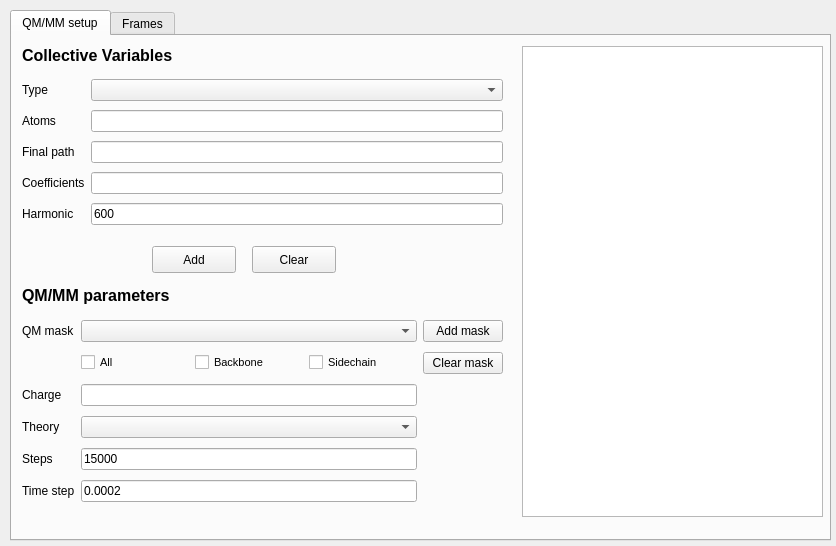
Before: the Qt Designer form ui_files/simula_input.ui in CAMDgraz/SmarTSzyme_plugin, drawn with Qt 5.
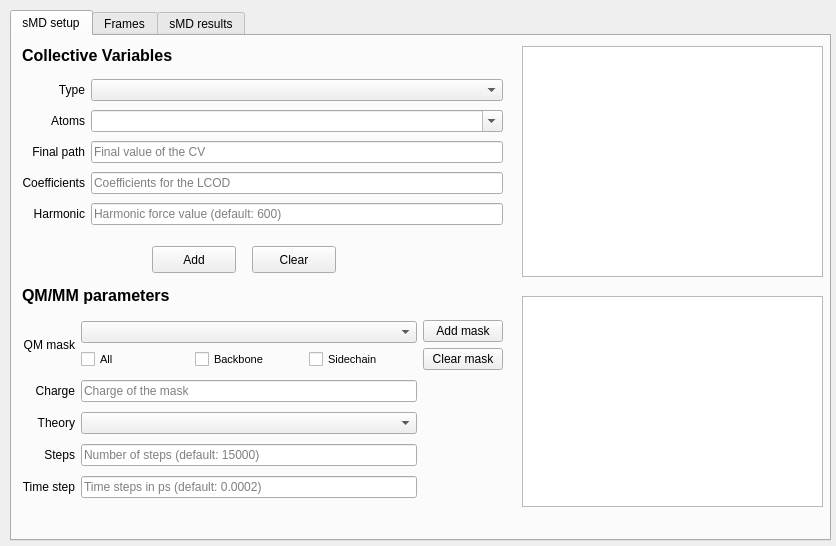
After: the same form once the commit is applied.

```diff
--- a/ui_files/simula_input.ui
+++ b/ui_files/simula_input.ui
@@ -27,7 +27,7 @@
    </property>
    <widget class="QWidget" name="tab_cv">
     <attribute name="title">
-     <string>QM/MM setup</string>
+     <string>sMD setup</string>
     </attribute>
     <widget class="QPlainTextEdit" name="edit_show1">
      <property name="enabled">
@@ -38,7 +38,7 @@
        <x>510</x>
        <y>10</y>
        <width>301</width>
-       <height>471</height>
+       <height>231</height>
       </rect>
      </property>
     </widget>
@@ -76,6 +76,9 @@
         <property name="text">
          <string>Final path</string>
         </property>
+        <property name="alignment">
+         <set>Qt::AlignRight|Qt::AlignTrailing|Qt::AlignVCenter</set>
+        </property>
        </widget>
       </item>
       <item row="1" column="0">
@@ -83,6 +86,9 @@
         <property name="text">
          <string>Atoms</string>
         </property>
+        <property name="alignment">
+         <set>Qt::AlignRight|Qt::AlignTrailing|Qt::AlignVCenter</set>
+        </property>
        </widget>
       </item>
       <item row="4" column="0">
@@ -90,6 +96,9 @@
         <property name="text">
          <string>Harmonic</string>
         </property>
+        <property name="alignment">
+         <set>Qt::AlignRight|Qt::AlignTrailing|Qt::AlignVCenter</set>
+        </property>
        </widget>
       </item>
       <item row="0" column="0">
@@ -97,6 +106,9 @@
         <property name="text">
          <string>Type</string>
         </property>
+        <property name="alignment">
+         <set>Qt::AlignRight|Qt::AlignTrailing|Qt::AlignVCenter</set>
+        </property>
        </widget>
       </item>
       <item row="3" column="0">
@@ -104,27 +116,45 @@
         <property name="text">
          <string>Coefficients</string>
         </property>
+        <property name="alignment">
+         <set>Qt::AlignRight|Qt::AlignTrailing|Qt::AlignVCenter</set>
+        </property>
        </widget>
       </item>
-      <item row="1" column="1">
-       <widget class="QLineEdit" name="edit_atoms"/>
-      </item>
       <item row="2" column="1">
-       <widget class="QLineEdit" name="edit_path"/>
+       <widget class="QLineEdit" name="edit_path">
+        <property name="placeholderText">
+         <string>Final value of the CV</string>
+        </property>
+       </widget>
       </item>
       <item row="3" column="1">
-       <widget class="QLineEdit" name="edit_coeff"/>
+       <widget class="QLineEdit" name="edit_coeff">
+        <property name="placeholderText">
+         <string>Coefficients for the LCOD</string>
+        </property>
+       </widget>
       </item>
       <item row="4" column="1">
        <widget class="QLineEdit" name="edit_harm">
         <property name="text">
-         <string>600</string>
+         <string/>
+        </property>
+        <property name="placeholderText">
+         <string>Harmonic force value (default: 600)</string>
         </property>
        </widget>
       </item>
       <item row="0" column="1">
        <widget class="QComboBox" name="combo_cvtype"/>
       </item>
+      <item row="1" column="1">
+       <widget class="QComboBox" name="combo_atoms1">
+        <property name="editable">
+         <bool>true</bool>
+        </property>
+       </widget>
+      </item>
      </layout>
     </widget>
     <widget class="QPushButton" name="button_add1">
@@ -182,120 +212,166 @@
       </rect>
      </property>
      <layout class="QGridLayout" name="gridLayout_2">
-      <item row="4" column="1">
+      <item row="0" column="0">
+       <widget class="QLabel" name="label_11">
+        <property name="text">
+         <string>QM mask</string>
+        </property>
+        <property name="alignment">
+         <set>Qt::AlignRight|Qt::AlignTrailing|Qt::AlignVCenter</set>
+        </property>
+       </widget>
+      </item>
+      <item row="5" column="1">
        <widget class="QLineEdit" name="edit_steps">
         <property name="text">
-         <string>15000</string>
+         <string/>
+        </property>
+        <property name="placeholderText">
+         <string>Number of steps (default: 15000)</string>
         </property>
        </widget>
       </item>
-      <item row="1" column="1">
-       <layout class="QHBoxLayout" name="horizontalLayout_2">
-        <item>
-         <widget class="QCheckBox" name="checkBox_all">
-          <property name="font">
-           <font>
-            <pointsize>8</pointsize>
-           </font>
-          </property>
-          <property name="text">
-           <string>All</string>
-          </property>
-         </widget>
-        </item>
-        <item>
-         <widget class="QCheckBox" name="checkBox_backbone">
-          <property name="font">
-           <font>
-            <pointsize>8</pointsize>
-           </font>
-          </property>
-          <property name="text">
-           <string>Backbone</string>
-          </property>
-         </widget>
-        </item>
-        <item>
-         <widget class="QCheckBox" name="checkBox_sidechain">
-          <property name="font">
-           <font>
-            <pointsize>8</pointsize>
-           </font>
-          </property>
-          <property name="text">
-           <string>Sidechain</string>
-          </property>
-         </widget>
-        </item>
-       </layout>
-      </item>
-      <item row="5" column="0">
+      <item row="6" column="0">
        <widget class="QLabel" name="label_18">
         <property name="text">
          <string>Time step</string>
         </property>
-       </widget>
-      </item>
-      <item row="0" column="0">
-       <widget class="QLabel" name="label_11">
-        <property name="text">
-         <string>QM mask</string>
+        <property name="alignment">
+         <set>Qt::AlignRight|Qt::AlignTrailing|Qt::AlignVCenter</set>
         </property>
        </widget>
       </item>
       <item row="4" column="0">
-       <widget class="QLabel" name="label_12">
-        <property name="text">
-         <string>Steps</string>
-        </property>
-       </widget>
-      </item>
-      <item row="2" column="0">
-       <widget class="QLabel" name="label_9">
-        <property name="text">
-         <string>Charge</string>
-        </property>
-       </widget>
-      </item>
-      <item row="2" column="1">
-       <widget class="QLineEdit" name="edit_charge"/>
-      </item>
-      <item row="3" column="0">
        <widget class="QLabel" name="label_8">
         <property name="text">
          <string>Theory</string>
         </property>
+        <property name="alignment">
+         <set>Qt::AlignRight|Qt::AlignTrailing|Qt::AlignVCenter</set>
+        </property>
        </widget>
       </item>
-      <item row="5" column="1">
+      <item row="6" column="1">
        <widget class="QLineEdit" name="edit_timestep">
         <property name="text">
-         <string>0.0002</string>
+         <string/>
+        </property>
+        <property name="placeholderText">
+         <string>Time steps in ps (default: 0.0002)</string>
+        </property>
+       </widget>
+      </item>
+      <item row="0" column="2">
+       <layout class="QVBoxLayout" name="verticalLayout_2">
+        <item>
+         <widget class="QPushButton" name="button_addmask">
+          <property name="text">
+           <string>Add mask</string>
+          </property>
+         </widget>
+        </item>
+        <item>
+         <widget class="QPushButton" name="button_clearmask">
+          <property name="text">
+           <string>Clear mask</string>
+          </property>
+         </widget>
+        </item>
+       </layout>
+      </item>
+      <item row="5" column="0">
+       <widget class="QLabel" name="label_12">
+        <property name="text">
+         <string>Steps</string>
+        </property>
+        <property name="alignment">
+         <set>Qt::AlignRight|Qt::AlignTrailing|Qt::AlignVCenter</set>
         </property>
        </widget>
       </item>
       <item row="3" column="1">
+       <widget class="QLineEdit" name="edit_charge">
+        <property name="placeholderText">
+         <string>Charge of the mask</string>
+        </property>
+       </widget>
+      </item>
+      <item row="4" column="1">
        <widget class="QComboBox" name="combo_theory"/>
       </item>
-      <item row="0" column="2">
-       <widget class="QPushButton" name="button_addmask">
+      <item row="3" column="0">
+       <widget class="QLabel" name="label_9">
         <property name="text">
-         <string>Add mask</string>
+         <string>Charge</string>
         </property>
-       </widget>
-      </item>
-      <item row="1" column="2">
-       <widget class="QPushButton" name="button_clearmask">
-        <property name="text">
-         <string>Clear mask</string>
+        <property name="alignment">
+         <set>Qt::AlignRight|Qt::AlignTrailing|Qt::AlignVCenter</set>
         </property>
        </widget>
       </item>
       <item row="0" column="1">
-       <widget class="QComboBox" name="combo_mask"/>
+       <layout class="QVBoxLayout" name="verticalLayout">
+        <item>
+         <widget class="QComboBox" name="combo_mask"/>
+        </item>
+        <item>
+         <layout class="QHBoxLayout" name="horizontalLayout_2">
+          <item>
+           <widget class="QCheckBox" name="checkBox_all">
+            <property name="font">
+             <font>
+              <pointsize>8</pointsize>
+             </font>
+            </property>
+            <property name="text">
+             <string>All</string>
+            </property>
+           </widget>
+          </item>
+          <item>
+           <widget class="QCheckBox" name="checkBox_backbone">
+            <property name="font">
+             <font>
+              <pointsize>8</pointsize>
+             </font>
+            </property>
+            <property name="text">
+             <string>Backbone</string>
+            </property>
+           </widget>
+          </item>
+          <item>
+           <widget class="QCheckBox" name="checkBox_sidechain">
+            <property name="font">
+             <font>
+              <pointsize>8</pointsize>
+             </font>
+            </property>
+            <property name="text">
+             <string>Sidechain</string>
+            </property>
+           </widget>
+          </item>
+         </layout>
+        </item>
+       </layout>
       </item>
      </layout>
     </widget>
+    <widget class="QPlainTextEdit" name="edit_show2">
+     <property name="enabled">
+      <bool>true</bool>
+     </property>
+     <property name="geometry">
+      <rect>
+       <x>510</x>
+       <y>260</y>
+       <width>301</width>
+       <height>211</height>
+      </rect>
+     </property>
+    </widget>
    </widget>
    <widget class="QWidget" name="tab_qmmm">
     <attribute name="title">
@@ -496,7 +572,7 @@
       </item>
      </layout>
     </widget>
-    <widget class="QPlainTextEdit" name="edit_show2">
+    <widget class="QPlainTextEdit" name="edit_show3">
      <property name="enabled">
       <bool>false</bool>
      </property>
@@ -585,6 +661,59 @@
         </property>
        </widget>
       </item>
+     </layout>
+    </widget>
+    <widget class="QLabel" name="label_selected">
+     <property name="geometry">
+      <rect>
+       <x>20</x>
+       <y>390</y>
+       <width>361</width>
+       <height>31</height>
+      </rect>
+     </property>
+     <property name="text">
+      <string/>
+     </property>
+     <property name="alignment">
+      <set>Qt::AlignCenter</set>
+     </property>
+    </widget>
+   </widget>
+   <widget class="QWidget" name="tab">
+    <attribute name="title">
+     <string>sMD results</string>
+    </attribute>
+    <widget class="QLabel" name="label_20">
+     <property name="geometry">
+      <rect>
+       <x>450</x>
+       <y>10</y>
+       <width>361</width>
+       <height>31</height>
+      </rect>
+     </property>
+     <property name="font">
+      <font>
+       <pointsize>12</pointsize>
+       <weight>75</weight>
+       <bold>true</bold>
+      </font>
+     </property>
+     <property name="text">
+      <string>Jarzinsky:</string>
+     </property>
+    </widget>
+    <widget class="QWidget" name="verticalLayoutWidget_3">
+     <property name="geometry">
+      <rect>
+       <x>450</x>
+       <y>410</y>
+       <width>361</width>
+       <height>80</height>
+      </rect>
+     </property>
+     <layout class="QVBoxLayout" name="verticalLayout_3">
       <item>
        <widget class="QPushButton" name="button_generate_reduce">
         <property name="text">
```
Left out of the diff: 210 changed lines with no effect on the pictures.
